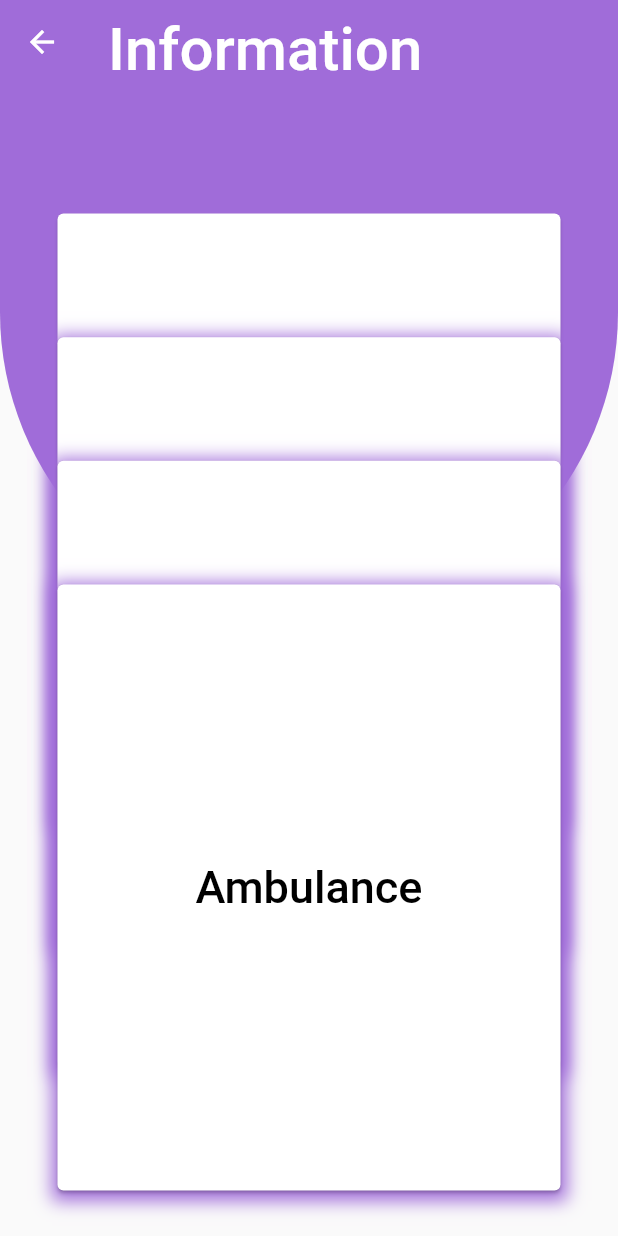
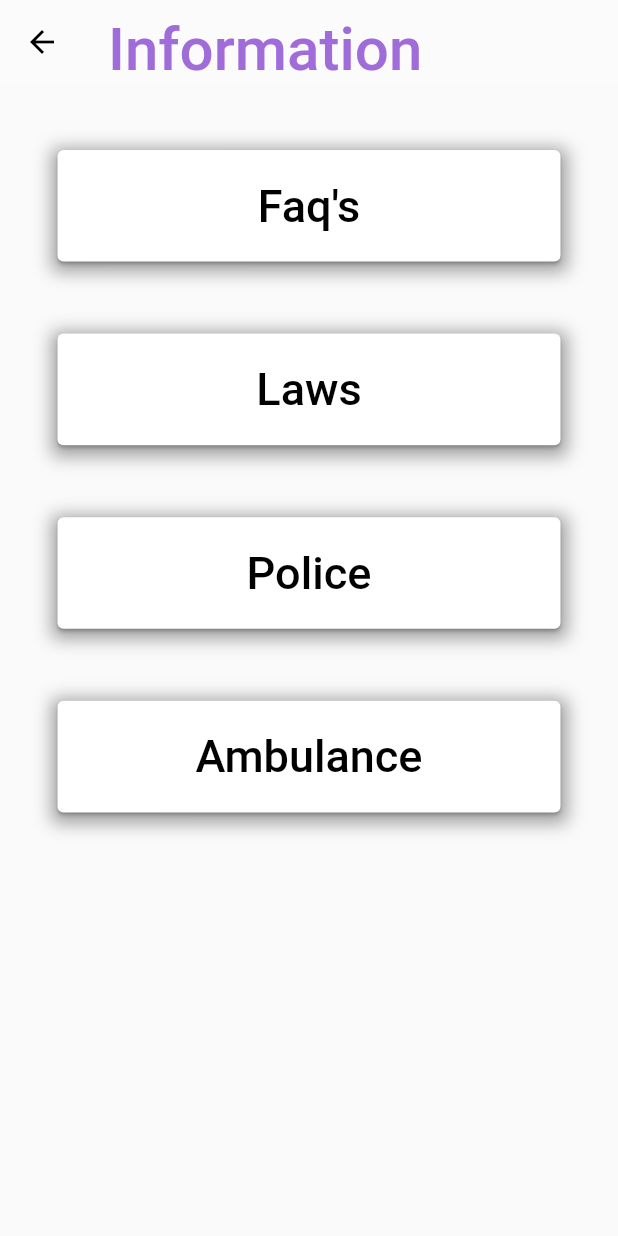
Before and after one commit to sanskargarodia/hack_srm, a Flutter app: the Information screen opened by its route, on a phone screen of 412 x 824 dp. Run offline on Flutter 3.47's test engine with Material 2 defaults, Android fonts, the light colour scheme and no system bars; our stand-ins replace animated_splash_screen, cloud_firestore, firebase_auth, flutter_spinkit, geolocator, google_maps_flutter and 3 more; missing offline and left inert: flutter_open_whatsapp, flutter_polyline_points, flutter_sms, quick_actions, twilio_flutter; accounts and stored records are empty.

Commit message:
Changes in Information page

```diff
--- a/fin/lib/home.dart
+++ b/fin/lib/home.dart
@@ -26,8 +26,6 @@ class Home extends StatefulWidget {
 }
 
 class _HomeState extends State<Home> {
-
-
   final AuthService _auth = AuthService();
 
   Stream getUserId;
--- a/fin/lib/information.dart
+++ b/fin/lib/information.dart
@@ -29,46 +29,39 @@ class Information extends StatelessWidget {
     return SafeArea(
       child: Scaffold(
         appBar: AppBar(
+          iconTheme: IconThemeData(color: Colors.black),
           elevation: 0,
-            backgroundColor: Theme.of(context).primaryColor,
+          backgroundColor: Colors.white10,
           title: Container(
             padding: EdgeInsets.only(top: 10),
             child: Hero(
-                tag: "Information",
+              tag: "",
               child: Text(
                 'Information',
-                  style: TextStyle(fontSize: 40),
+                style: TextStyle(
+                    fontSize: 40, color: Theme.of(context).primaryColor),
               ),
             ),
           ),
         ),
-          body: Stack(children: [
-            Container(
-              width: size.width,
-              height: size.height / 2.3,
-              decoration: BoxDecoration(
-                  color: primarycolor,
-                  borderRadius: BorderRadius.only(
-                      bottomLeft: Radius.circular(400),
-                      bottomRight: Radius.circular(400))),
+        body: Container(
+            child: ListView(children: <Widget>[
+          Column(children: [
+            SizedBox(
+              height: 20,
             ),
-            Container(
-                child: ListView(children: <Widget>[
-              Stack(children: [
             for (Info info in info)
               Container(
+                margin: EdgeInsets.symmetric(vertical: 20),
                 alignment: Alignment.center,
-                    margin: EdgeInsets.only(
-                        top: MediaQuery.of(context).size.height * info.height),
                 child: SizedBox(
+                  child: Container(
                     width: MediaQuery.of(context).size.width / 1.2,
-                      height: MediaQuery.of(context).size.height / 2,
-                      child: Container(
+                    height: MediaQuery.of(context).size.height / 10,
                     decoration: BoxDecoration(
                       boxShadow: <BoxShadow>[
                         BoxShadow(
-                              color:
-                                  Theme.of(context).primaryColor.withOpacity(1),
+                          color: Colors.grey,
                           blurRadius: 9,
                           offset: Offset(0, 3),
                         ),
@@ -77,8 +70,7 @@ class Information extends StatelessWidget {
                     child: Card(
                       child: FlatButton(
                         shape: RoundedRectangleBorder(
-                                borderRadius:
-                                    BorderRadius.all(Radius.circular(0))),
+                            borderRadius: BorderRadius.all(Radius.circular(0))),
                         focusColor: Colors.black,
                         child: Text(
                           '${info.title}',
@@ -98,7 +90,7 @@ class Information extends StatelessWidget {
               ),
           ]),
         ])),
-          ])),
+      ),
     );
   }
 }
--- a/fin/lib/locations.dart
+++ b/fin/lib/locations.dart
@@ -6,7 +6,7 @@ import 'package:google_maps_flutter/google_maps_flutter.dart';
 import 'package:location/location.dart';
 
 import 'components/map_pin_pill.dart';
-import 'models/pin_pill_info.dart';
+import 'package:fin/models/pin_pill_info.dart';
 
 const double CAMERA_ZOOM = 16;
 const double CAMERA_TILT = 80;
--- a/fin/lib/ngo.dart
+++ b/fin/lib/ngo.dart
@@ -15,8 +15,10 @@ class _NgoState extends State<Ngo> {
     return Container(
         child: Scaffold(
       appBar: AppBar(
-        backgroundColor: Theme.of(context).primaryColor,
-        title: Text('Friend In Need'),
+        iconTheme: IconThemeData(color: Colors.black),
+        backgroundColor: Colors.white10,
+        elevation: 0,
+        title: Text(''),
       ),
       body: StreamBuilder(
           stream: Firestore.instance.collection('ngo').snapshots(),
```
Also changed, not shown: fin/lib/description.dart (+8 -3 lines), fin/lib/sendsms.dart (+6 -7 lines), fin/lib/stories.dart (+8 -6 lines), 1 other file. Lines whose indentation alone changed are shown as unchanged.
